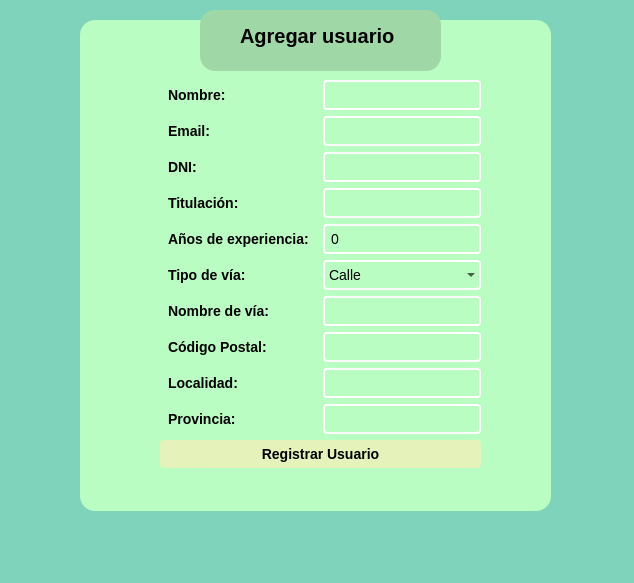
Before: the Qt Designer form formulario.ui in julinavas14/trabajo_programacion_sql, drawn with Qt 5.
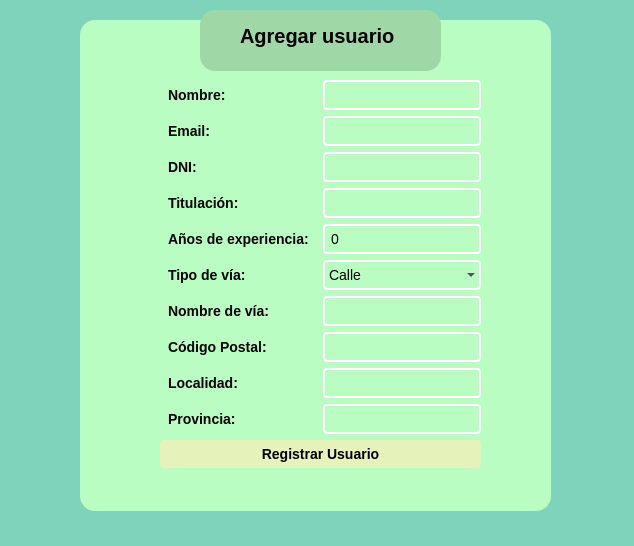
After: the same form once the commit is applied.

Patch:
```diff
--- a/formulario.ui
+++ b/formulario.ui
@@ -7,7 +7,7 @@
     <x>0</x>
     <y>0</y>
     <width>634</width>
-    <height>583</height>
+    <height>546</height>
    </rect>
   </property>
   <property name="windowTitle">
```
Left out of the diff: 3 changed lines with no effect on the pictures.
